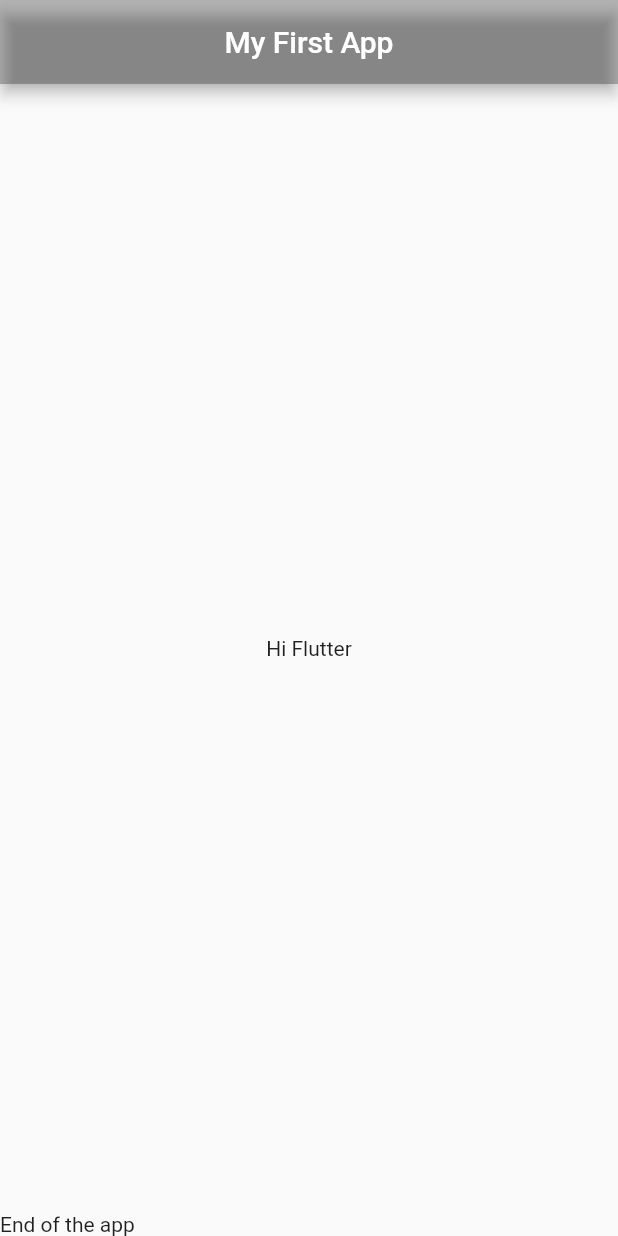
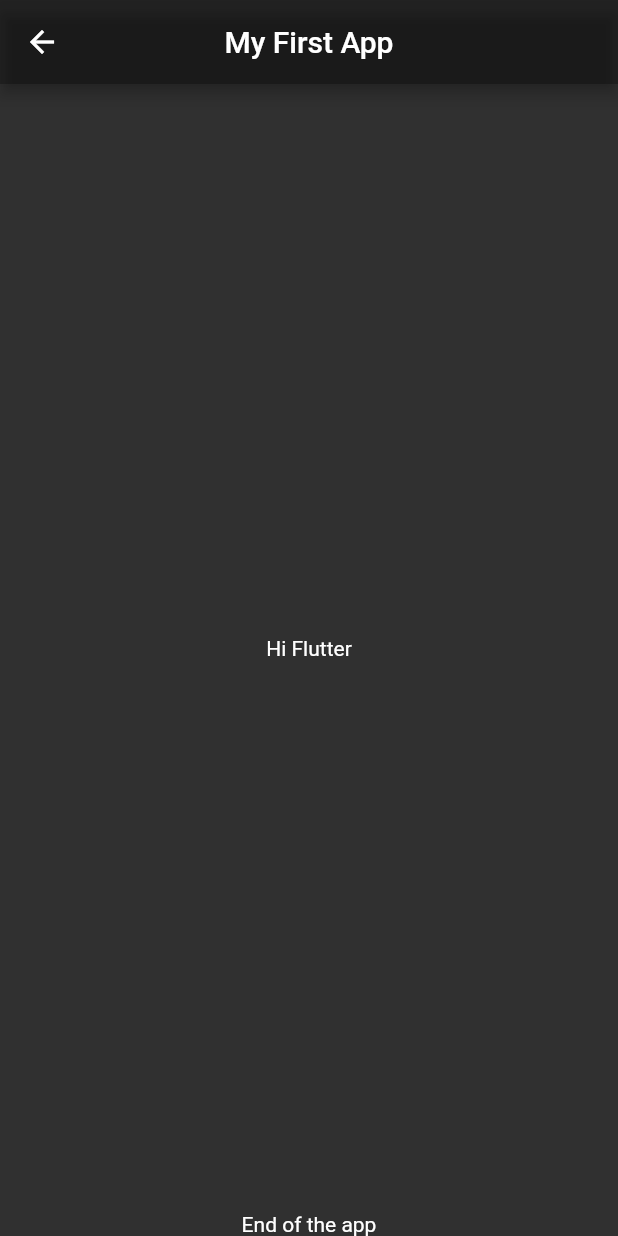
Before and after one commit to sohaibamir/Catalog-App, a Flutter app: the screen it shows after launch, on a phone screen of 412 x 824 dp. Run offline on Flutter 3.47's test engine with Material 2 defaults, Android fonts, the phone set to English and light mode, and no system bars.

Commit message:
day 3 completed

```diff
--- a/lib/main.dart
+++ b/lib/main.dart
@@ -1,6 +1,7 @@
 import 'package:flutter/cupertino.dart';
 import 'package:flutter/material.dart';
-import 'package:flutter_application_1/home_page.dart';
+import 'package:flutter_application_1/pages/home_page.dart';
+import 'package:flutter_application_1/pages/login_page.dart';
 
 void main() {
   //runApp(const MaterialApp(home: Text("Hello")));
@@ -10,6 +11,24 @@
 class MyApp extends StatelessWidget {
   @override
   Widget build(BuildContext context) {
-    return MaterialApp(home: HomePage());
+    // add();
+    // add(a: 40);
+    // add(a: 20, b: 40);
+    // sub(bag: true, b: 25); --> // Now it is compulsory to pass the argument here
+
+    return MaterialApp(
+      themeMode: ThemeMode.dark,
+      theme: ThemeData(primarySwatch: Colors.deepPurple),
+      darkTheme: ThemeData(brightness: Brightness.dark),
+      initialRoute: "/home",
+      routes: {
+        "/": (context) => LoginPage(),
+        "/home": (context) => HomePage(),
+        "login": (context) => LoginPage(),
+      },
+    );
   }
+
+  // add({int a = 0, int b = 0}) {}
+  // sub({required bool bag, int b = 0}) {}
 }
--- a/lib/home_page.dart
+++ b/lib/pages/home_page.dart
@@ -16,6 +16,7 @@
         ),
         bottomNavigationBar: const Text(
           "End of the app",
+          textAlign: TextAlign.center,
         ));
   }
 }
```
Also changed, not shown: lib/pages/login_page.dart (added, +19 -0 lines).
